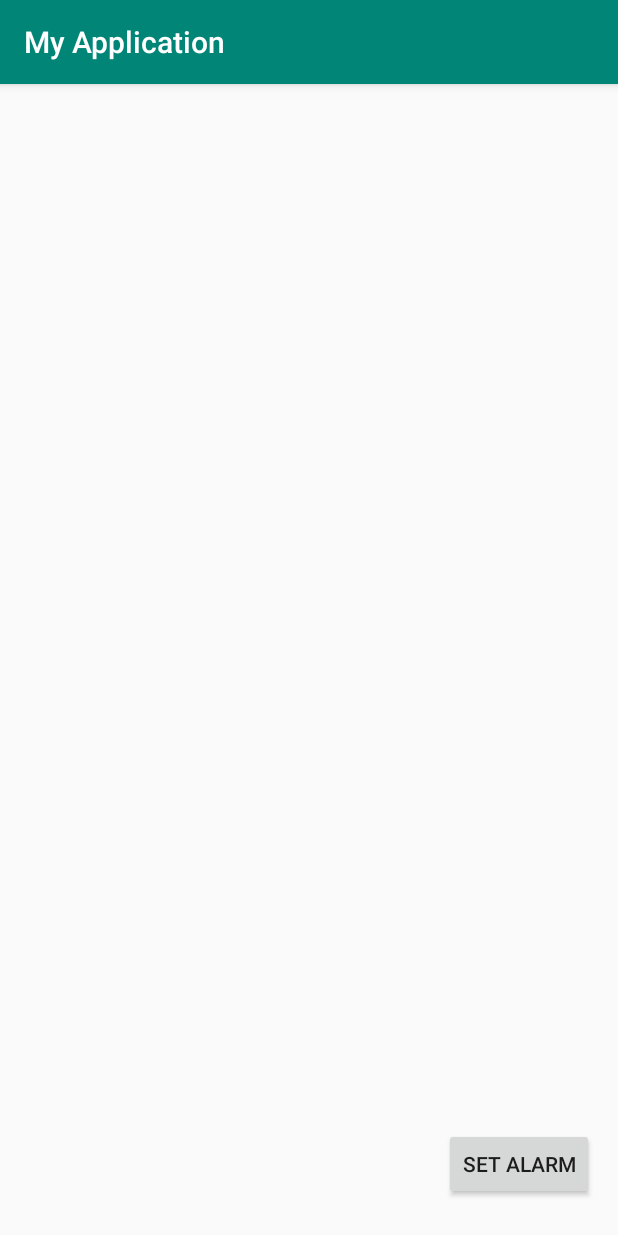
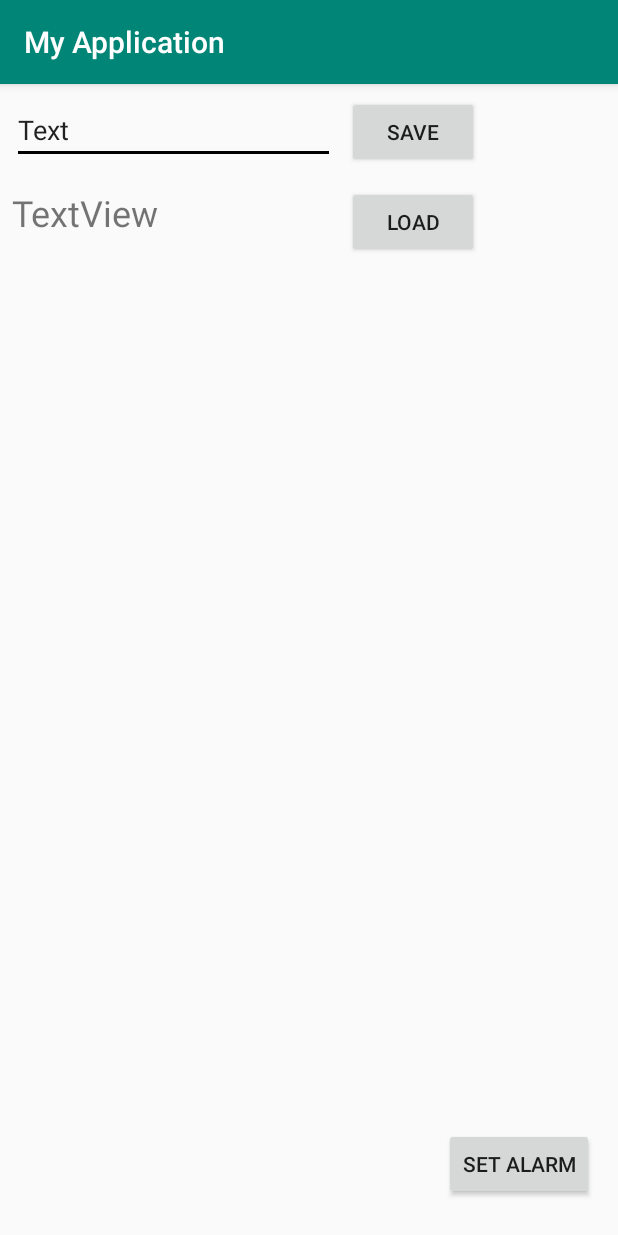
Before and after one commit to VirgoW/AdherenceAppSchoolProject, an Android app: the AlarmsPage screen opened directly, with no data from a screen before it, on a phone screen of 412 x 824 dp. Run offline under Robolectric (Android 15) with nearby library versions, the phone set to English and light mode, and no system bars.

Commit message:
Added texts to test saving into file
Added some texts and buttons to check saving and loading a string from a file.

```diff
--- a/app/src/main/java/ro/umfcd/stud/arteneraluca/myapplication/AlarmsPage.java
+++ b/app/src/main/java/ro/umfcd/stud/arteneraluca/myapplication/AlarmsPage.java
@@ -2,15 +2,21 @@ package ro.umfcd.stud.arteneraluca.myapplication;
 
 import android.app.TimePickerDialog;
 import android.content.Intent;
+import android.os.Debug;
 import android.support.v4.app.DialogFragment;
 import android.support.v7.app.AppCompatActivity;
 import android.os.Bundle;
 import android.view.View;
 import android.widget.Button;
+import android.widget.TextView;
 import android.widget.TimePicker;
 
+import java.io.File;
+import java.io.FileInputStream;
+import java.io.FileOutputStream;
+import java.util.Scanner;
+
 public class AlarmsPage extends AppCompatActivity implements TimePickerDialog.OnTimeSetListener {
-
 
     @Override
     protected void onCreate(Bundle savedInstanceState) {
@@ -29,8 +35,92 @@ public class AlarmsPage extends AppCompatActivity implements TimePickerDialog.On
             }
         });
 
+        Button saveTestTextBtn = (Button) findViewById(R.id.testTextInputButton);
+        Button loadTestTextBtn = (Button) findViewById(R.id.testTextOutputButton);
+        saveTestTextBtn.setOnClickListener(new View.OnClickListener()
+        {
+            @Override
+            public void onClick(View v) {
+                SaveValueToFile();
+            }
+        });
+        loadTestTextBtn.setOnClickListener(new View.OnClickListener()
+        {
+            @Override
+            public void onClick(View v) {
+                LoadValueFromFile();
+            }
+        });
+    }
+
+    public void SaveValueToFile()
+    {
+        String testTxtToSave = ((TextView)findViewById(R.id.testTextInput)).getText().toString();
+        String filename = getText(R.string.testSave).toString();
+        try
+        {
+            FileOutputStream fo = openFileOutput(filename, MODE_PRIVATE);
+            fo.write(testTxtToSave.getBytes());
+            fo.close();
+        }
+        catch(Exception e)
+        {
+            System.out.println(e);
+        }
 
 
+
+        //alarmTriggeredNumber ++;
+        //alarmDrugConsumedConfirmedNumber ++
+        /*
+        struct
+        {
+         Name
+         Hour
+
+         Frequency
+            Day
+            Week
+            Month
+            Other combo
+
+         For how long
+            always
+                or
+           number of
+                    Days
+                    Weeks
+                    Months
+                    Years
+            }
+         */
+
+    }
+
+    public void LoadValueFromFile()
+    {
+        String filename = getText(R.string.testSave).toString();
+        String content = "";
+        try
+        {
+            FileInputStream fs = openFileInput(filename);
+            Scanner scan = new Scanner(fs);
+            content = scan.next();
+            scan.close();
+            System.out.println(" Content of file is : " + content);
+        }
+        catch   (Exception e)
+        {
+            System.out.println(e);
+        }
+        if(!content.isEmpty())
+        {
+            ((TextView) findViewById(R.id.testOutputText)).setText(content);
+        }
+    }
+
+    public void Test()
+    {
 
     }
 
--- a/app/src/main/res/layout/activity_alarm_set.xml
+++ b/app/src/main/res/layout/activity_alarm_set.xml
@@ -157,7 +157,6 @@
         android:layout_marginEnd="8dp"
         android:layout_marginRight="8dp"
         android:alpha="0.9"
-        android:theme="@style/Base.TextAppearance.AppCompat.Body2"
         android:timePickerMode="spinner"
         app:layout_constraintEnd_toEndOf="parent"
         app:layout_constraintStart_toStartOf="parent"
--- a/app/src/main/res/layout/activity_alarms_page.xml
+++ b/app/src/main/res/layout/activity_alarms_page.xml
@@ -21,4 +21,51 @@
         app:layout_constraintHorizontal_bias="1.0"
         app:layout_constraintStart_toStartOf="parent" />
 
+    <EditText
+        android:id="@+id/testTextInput"
+        android:layout_width="215dp"
+        android:layout_height="wrap_content"
+        android:layout_marginStart="8dp"
+        android:layout_marginLeft="8dp"
+        android:layout_marginTop="8dp"
+        android:ems="10"
+        android:inputType="textPersonName"
+        android:text="Text"
+        app:layout_constraintStart_toStartOf="parent"
+        app:layout_constraintTop_toTopOf="parent" />
+
+    <Button
+        android:id="@+id/testTextInputButton"
+        android:layout_width="wrap_content"
+        android:layout_height="wrap_content"
+        android:layout_marginStart="8dp"
+        android:layout_marginLeft="8dp"
+        android:layout_marginTop="8dp"
+        android:text="Save"
+        app:layout_constraintStart_toEndOf="@+id/testTextInput"
+        app:layout_constraintTop_toTopOf="parent" />
+
+    <Button
+        android:id="@+id/testTextOutputButton"
+        android:layout_width="wrap_content"
+        android:layout_height="wrap_content"
+        android:layout_marginStart="8dp"
+        android:layout_marginLeft="8dp"
+        android:layout_marginTop="12dp"
+        android:text="Load"
+        app:layout_constraintStart_toEndOf="@+id/testOutputText"
+        app:layout_constraintTop_toBottomOf="@+id/testTextInputButton" />
+
+    <TextView
+        android:id="@+id/testOutputText"
+        android:layout_width="215dp"
+        android:layout_height="38dp"
+        android:layout_marginStart="8dp"
+        android:layout_marginLeft="8dp"
+        android:layout_marginTop="16dp"
+        android:text="TextView"
+        android:textSize="24sp"
+        app:layout_constraintStart_toStartOf="parent"
+        app:layout_constraintTop_toBottomOf="@+id/testTextInput" />
+
 </android.support.constraint.ConstraintLayout>
--- a/app/src/main/res/values/strings.xml
+++ b/app/src/main/res/values/strings.xml
@@ -27,4 +27,7 @@
         <string name="durationOff">Continuu</string>
         <string name="durationOn">Fix</string>
 
+    //Files - Storage
+    <string name="testSave">Fisier00</string>
+
 </resources>
```
Also changed, not shown: app/src/main/java/ro/umfcd/stud/arteneraluca/myapplication/MainActivity.java (+11 -0 lines).
